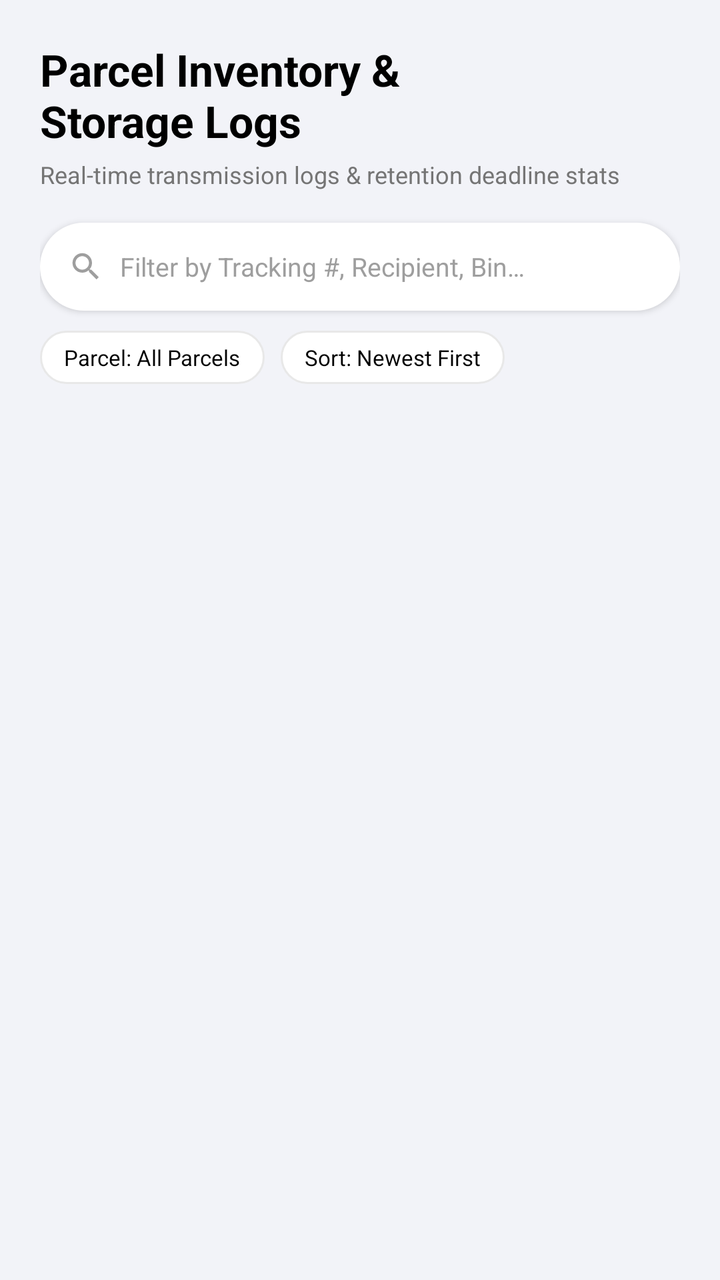
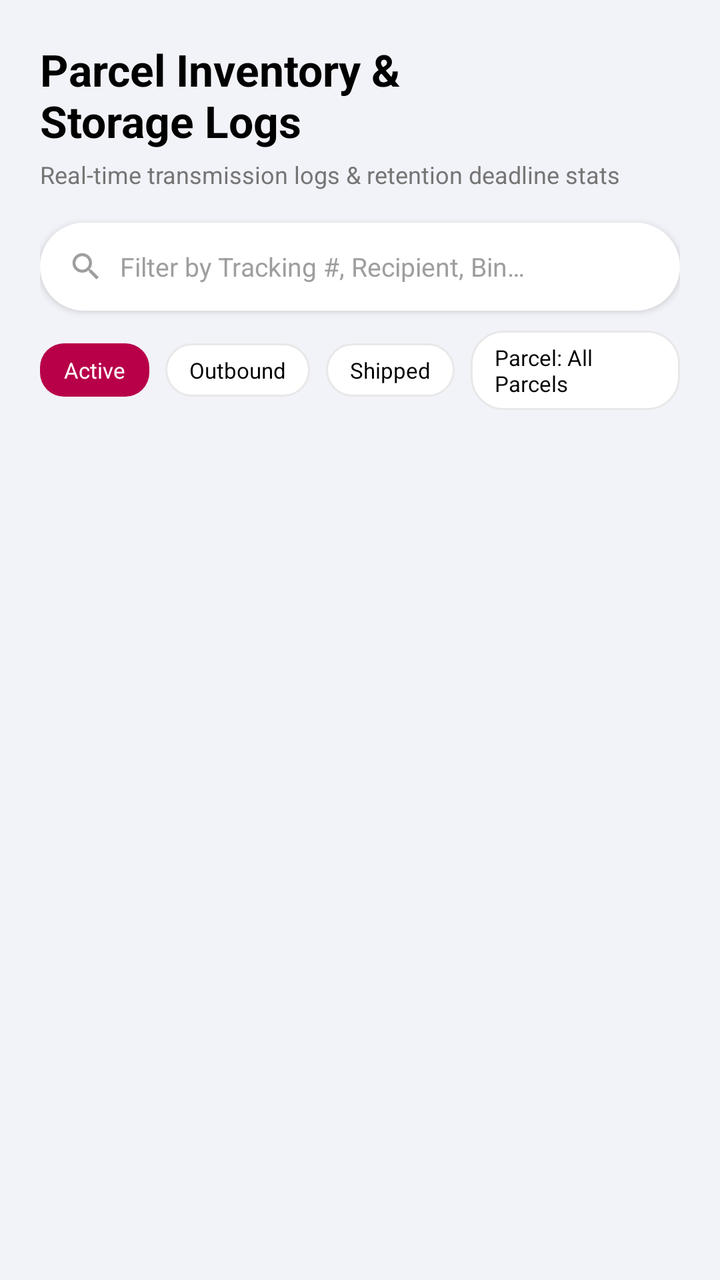

Two renders of the same Android screen: before a commit and after it. Below are the layout's source before the change and the commit's diff.
<!-- AndroidManifest.xml: application theme Theme.OOPWAREHOUSELOCATION -->
<!-- res/layout/fragment_stock.xml -->
<?xml version="1.0" encoding="utf-8"?>
<LinearLayout xmlns:android="http://schemas.android.com/apk/res/android"
    xmlns:app="http://schemas.android.com/apk/res-auto"
    xmlns:tools="http://schemas.android.com/tools"
    android:layout_width="match_parent"
    android:layout_height="match_parent"
    android:background="@color/lightGray"
    android:orientation="vertical"
    tools:context=".fragments.StockFragment">

    
    <LinearLayout
        android:layout_width="match_parent"
        android:layout_height="wrap_content"
        android:orientation="vertical"
        android:paddingStart="20dp"
        android:paddingTop="20dp"
        android:paddingEnd="20dp"
        android:paddingBottom="16dp">

        <TextView
            android:layout_width="wrap_content"
            android:layout_height="wrap_content"
            android:text="@string/parcel_inventory"
            android:textColor="@color/black"
            android:textSize="22sp"
            android:textStyle="bold" />

        <TextView
            android:layout_width="wrap_content"
            android:layout_height="wrap_content"
            android:layout_marginTop="4dp"
            android:text="@string/parcel_inventory_subtitle"
            android:textColor="@color/textSecondary"
            android:textSize="12sp" />

        
        <LinearLayout
            android:layout_width="match_parent"
            android:layout_height="44dp"
            android:layout_marginTop="16dp"
            android:background="@drawable/bg_search_bar"
            android:elevation="2dp"
            android:gravity="center_vertical"
            android:paddingStart="14dp"
            android:paddingEnd="14dp">

            <ImageView
                android:layout_width="18dp"
                android:layout_height="18dp"
                android:src="@drawable/ic_search"
                android:contentDescription="Filter" />

            <EditText
                android:id="@+id/etStockFilter"
                android:layout_width="0dp"
                android:layout_height="match_parent"
                android:layout_weight="1"
                android:layout_marginStart="8dp"
                android:background="@null"
                android:hint="@string/filter_hint"
                android:textColorHint="@color/hintGray"
                android:textColor="@color/black"
                android:textSize="13sp"
                android:importantForAutofill="no"
                android:inputType="text" />
        </LinearLayout>

        
        <LinearLayout
            android:layout_width="match_parent"
            android:layout_height="wrap_content"
            android:layout_marginTop="10dp"
            android:gravity="center_vertical"
            android:orientation="horizontal">

            <TextView
                android:id="@+id/tvFilterParcel"
                android:layout_width="wrap_content"
                android:layout_height="wrap_content"
                android:background="@drawable/bg_card_rounded"
                android:paddingStart="12dp"
                android:paddingTop="6dp"
                android:paddingEnd="12dp"
                android:paddingBottom="6dp"
                android:text="@string/all_parcels"
                android:textColor="@color/black"
                android:textSize="11sp" />

            <TextView
                android:id="@+id/tvFilterSort"
                android:layout_width="wrap_content"
                android:layout_height="wrap_content"
                android:layout_marginStart="8dp"
                android:background="@drawable/bg_card_rounded"
                android:paddingStart="12dp"
                android:paddingTop="6dp"
                android:paddingEnd="12dp"
                android:paddingBottom="6dp"
                android:text="@string/sort_newest"
                android:textColor="@color/black"
                android:textSize="11sp" />
        </LinearLayout>
    </LinearLayout>

    
    <androidx.recyclerview.widget.RecyclerView
        android:id="@+id/rvParcels"
        android:layout_width="match_parent"
        android:layout_height="0dp"
        android:layout_weight="1"
        android:clipToPadding="false"
        android:paddingStart="16dp"
        android:paddingEnd="16dp"
        android:paddingBottom="8dp" />

    
    <LinearLayout
        android:id="@+id/emptyState"
        android:layout_width="match_parent"
        android:layout_height="0dp"
        android:layout_weight="1"
        android:gravity="center"
        android:orientation="vertical"
        android:visibility="gone">

        <TextView
            android:layout_width="wrap_content"
            android:layout_height="wrap_content"
            android:text="📦"
            android:textSize="48sp" />

        <TextView
            android:layout_width="wrap_content"
            android:layout_height="wrap_content"
            android:layout_marginTop="12dp"
            android:text="No parcels found"
            android:textColor="@color/textSecondary"
            android:textSize="16sp" />
    </LinearLayout>

</LinearLayout>
<!-- resources referenced by this layout -->
<resources>
  <color name="black">#FF000000</color>
  <color name="hintGray">#9E9E9E</color>
  <color name="lightGray">#F2F3F8</color>
  <color name="textSecondary">#757575</color>
  <!-- drawable bg_card_rounded (drawable) -->
  <?xml version="1.0" encoding="utf-8"?>
  <shape xmlns:android="http://schemas.android.com/apk/res/android"
      android:shape="rectangle">
      <solid android:color="@color/white" />
      <corners android:radius="16dp" />
      <stroke
          android:width="1dp"
          android:color="#E8E8E8" />
  </shape>
  <!-- drawable bg_search_bar (drawable) -->
  <?xml version="1.0" encoding="utf-8"?>
  <shape xmlns:android="http://schemas.android.com/apk/res/android"
      android:shape="rectangle">
      <solid android:color="@color/white" />
      <corners android:radius="24dp" />
  </shape>
  <!-- drawable ic_search (drawable) -->
  <?xml version="1.0" encoding="utf-8"?>
  <vector xmlns:android="http://schemas.android.com/apk/res/android"
      android:width="24dp"
      android:height="24dp"
      android:viewportWidth="24"
      android:viewportHeight="24">
      <path
          android:fillColor="#9E9E9E"
          android:pathData="M15.5,14h-0.79l-0.28,-0.27C15.41,12.59 16,11.11 16,9.5 16,5.91 13.09,3 9.5,3S3,5.91 3,9.5 5.91,16 9.5,16c1.61,0 3.09,-0.59 4.23,-1.57l0.27,0.28v0.79l5,4.99L20.49,19l-4.99,-5zM9.5,14C7.01,14 5,11.99 5,9.5S7.01,5 9.5,5 14,7.01 14,9.5 11.99,14 9.5,14z" />
  </vector>
  <string name="all_parcels">Parcel: All Parcels</string>
  <string name="filter_hint">Filter by Tracking #, Recipient, Bin…</string>
  <string name="parcel_inventory">Parcel Inventory &amp;\nStorage Logs</string>
  <string name="parcel_inventory_subtitle">Real-time transmission logs &amp; retention deadline stats</string>
  <string name="sort_newest">Sort: Newest First</string>
  <style name="Theme.OOPWAREHOUSELOCATION" parent="Theme.MaterialComponents.Light.NoActionBar">
          
          <item name="colorPrimary">@color/pink</item>
          <item name="colorPrimaryVariant">@color/pink</item>
          <item name="colorOnPrimary">@color/white</item>
          
          <item name="colorSecondary">@color/lightPink</item>
          <item name="colorSecondaryVariant">@color/lightPink</item>
          <item name="colorOnSecondary">@color/black</item>
          
          <item name="android:statusBarColor">@color/darkBackground</item>
          
      </style>
  <color name="white">#FFFFFFFF</color>
  <color name="pink">#B80049</color>
  <color name="lightPink">#FEC1D6</color>
  <color name="darkBackground">#2D2D2D</color>
</resources>

<!-- the commit's change to res/layout/fragment_stock.xml (unified diff, before → after) -->
@@ -75,20 +75,20 @@
             android:orientation="horizontal">
 
             <TextView
-                android:id="@+id/tvFilterParcel"
+                android:id="@+id/tvFilterActive"
                 android:layout_width="wrap_content"
                 android:layout_height="wrap_content"
-                android:background="@drawable/bg_card_rounded"
+                android:background="@drawable/bg_badge_pink_solid"
                 android:paddingStart="12dp"
                 android:paddingTop="6dp"
                 android:paddingEnd="12dp"
                 android:paddingBottom="6dp"
-                android:text="@string/all_parcels"
-                android:textColor="@color/black"
+                android:text="@string/filter_active"
+                android:textColor="@color/white"
                 android:textSize="11sp" />
 
             <TextView
-                android:id="@+id/tvFilterSort"
+                android:id="@+id/tvFilterOutbound"
                 android:layout_width="wrap_content"
                 android:layout_height="wrap_content"
                 android:layout_marginStart="8dp"
@@ -97,7 +97,35 @@
                 android:paddingTop="6dp"
                 android:paddingEnd="12dp"
                 android:paddingBottom="6dp"
-                android:text="@string/sort_newest"
+                android:text="@string/filter_outbound"
+                android:textColor="@color/black"
+                android:textSize="11sp" />
+
+            <TextView
+                android:id="@+id/tvFilterShipped"
+                android:layout_width="wrap_content"
+                android:layout_height="wrap_content"
+                android:layout_marginStart="8dp"
+                android:background="@drawable/bg_card_rounded"
+                android:paddingStart="12dp"
+                android:paddingTop="6dp"
+                android:paddingEnd="12dp"
+                android:paddingBottom="6dp"
+                android:text="@string/filter_shipped"
+                android:textColor="@color/black"
+                android:textSize="11sp" />
+
+            <TextView
+                android:id="@+id/tvFilterAll"
+                android:layout_width="wrap_content"
+                android:layout_height="wrap_content"
+                android:layout_marginStart="8dp"
+                android:background="@drawable/bg_card_rounded"
+                android:paddingStart="12dp"
+                android:paddingTop="6dp"
+                android:paddingEnd="12dp"
+                android:paddingBottom="6dp"
+                android:text="@string/all_parcels"
                 android:textColor="@color/black"
                 android:textSize="11sp" />
         </LinearLayout>
<!-- resource entries referenced after the edit -->
@@ -33,10 +33,12 @@
           android:pathData="M15.5,14h-0.79l-0.28,-0.27C15.41,12.59 16,11.11 16,9.5 16,5.91 13.09,3 9.5,3S3,5.91 3,9.5 5.91,16 9.5,16c1.61,0 3.09,-0.59 4.23,-1.57l0.27,0.28v0.79l5,4.99L20.49,19l-4.99,-5zM9.5,14C7.01,14 5,11.99 5,9.5S7.01,5 9.5,5 14,7.01 14,9.5 11.99,14 9.5,14z" />
   </vector>
   <string name="all_parcels">Parcel: All Parcels</string>
+  <string name="filter_active">Active</string>
   <string name="filter_hint">Filter by Tracking #, Recipient, Bin…</string>
+  <string name="filter_outbound">Outbound</string>
+  <string name="filter_shipped">Shipped</string>
   <string name="parcel_inventory">Parcel Inventory &amp;\nStorage Logs</string>
   <string name="parcel_inventory_subtitle">Real-time transmission logs &amp; retention deadline stats</string>
-  <string name="sort_newest">Sort: Newest First</string>
   <style name="Theme.OOPWAREHOUSELOCATION" parent="Theme.MaterialComponents.Light.NoActionBar">
           
           <item name="colorPrimary">@color/pink</item>
@@ -51,6 +53,13 @@
           
       </style>
   <color name="white">#FFFFFFFF</color>
+  <!-- drawable bg_badge_pink_solid (drawable) -->
+  <?xml version="1.0" encoding="utf-8"?>
+  <shape xmlns:android="http://schemas.android.com/apk/res/android"
+      android:shape="rectangle">
+      <solid android:color="@color/pink" />
+      <corners android:radius="12dp" />
+  </shape>
   <color name="pink">#B80049</color>
   <color name="lightPink">#FEC1D6</color>
   <color name="darkBackground">#2D2D2D</color>
